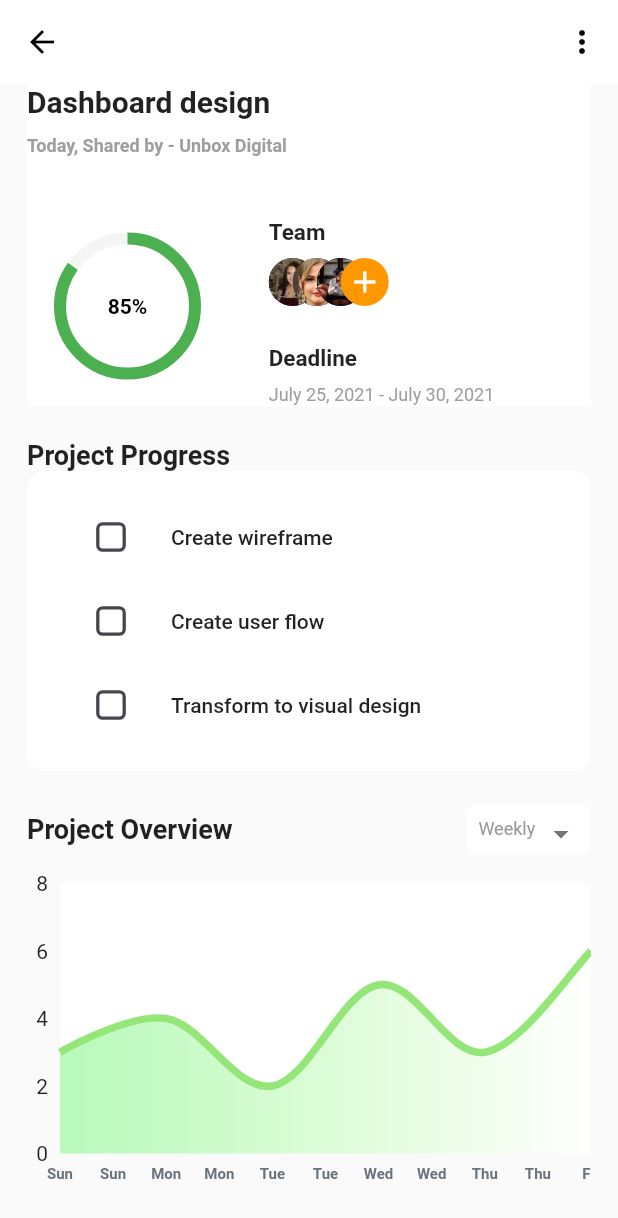
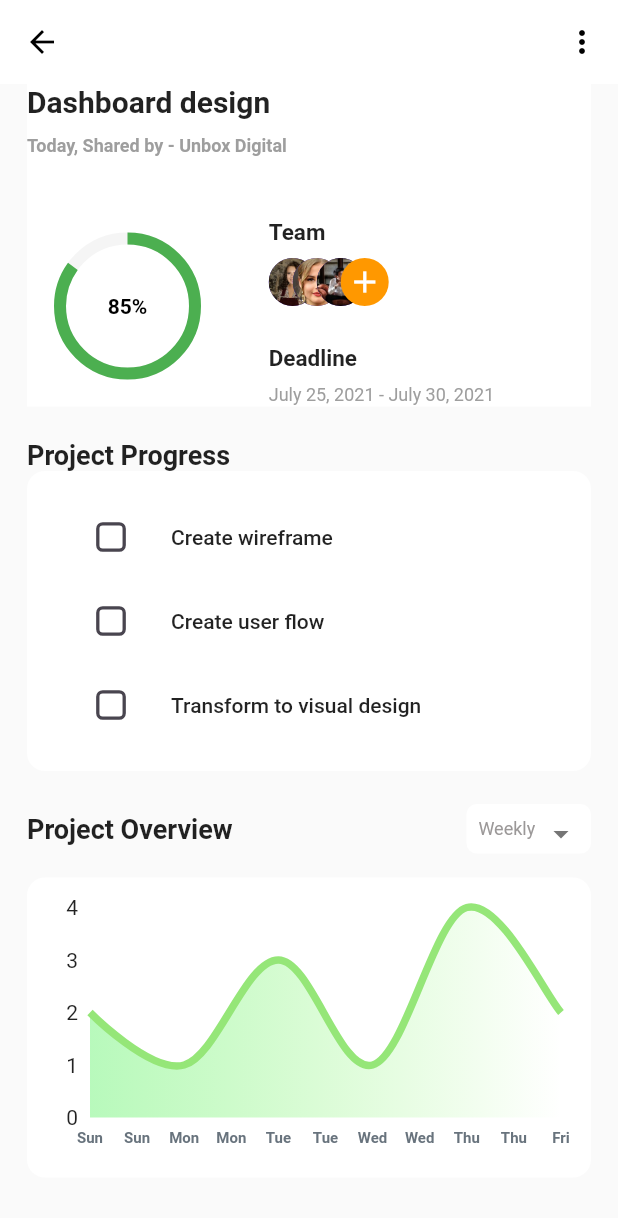
Before and after one commit to sanuponnulli/UI-Experiment-Task-manager, a Flutter app: the Body3 screen opened directly, on a phone screen of 412 x 824 dp. Shown: the top 1218 px of the screen. Run offline on Flutter 3.47's test engine with Material 3 defaults, Android fonts, the phone set to English and light mode, and no system bars; drawn by our look-alikes of fl_chart; our stand-ins replace animated_bottom_navigation_bar, google_fonts; Roboto replaces fonts that are missing (Ubuntu).

Commit message:
Add files via upload

```diff
--- a/lib/body2.dart
+++ b/lib/body2.dart
@@ -57,7 +57,7 @@ class _Body2State extends State<Body2> {
                       ),
                     ),
                     const SizedBox(
-                      height: 30,
+                      height: 10,
                     ),
                     Padding(
                       padding: const EdgeInsets.all(8.0),
--- a/lib/body3.dart
+++ b/lib/body3.dart
@@ -291,16 +291,24 @@ class Chartt extends StatelessWidget {
             )
           ],
         ),
-        const SizedBox(height: 4),
         const SizedBox(height: 16),
         Container(
+          decoration: BoxDecoration(
+            color: Colors.white,
+            // border: Border.all(
+            //     color: Color(
+            //         0xFFCCCCCC)), // Example border color, adjust as needed
+            borderRadius: BorderRadius.circular(12.0),
+          ),
           height: 200,
+          child: Padding(
+            padding: const EdgeInsets.all(20.0),
             child: LineChart(
               LineChartData(
                 minX: 0, // Starting point of the X axis
                 maxX: 5, // Ending point of the X axis, assuming 6 days a week
                 minY: 0, // Starting point of the Y axis
-              maxY: 8, // Ending point of the Y axis, adjust as per your data
+                maxY: 4, // Ending point of the Y axis, adjust as per your data
                 gridData: const FlGridData(show: false), // No grid data
                 titlesData: FlTitlesData(
                   bottomTitles: AxisTitles(
@@ -344,10 +352,10 @@ class Chartt extends StatelessWidget {
                       },
                     ),
                   ),
-                topTitles:
-                    const AxisTitles(sideTitles: SideTitles(showTitles: false)),
-                rightTitles:
-                    const AxisTitles(sideTitles: SideTitles(showTitles: false)),
+                  topTitles: const AxisTitles(
+                      sideTitles: SideTitles(showTitles: false)),
+                  rightTitles: const AxisTitles(
+                      sideTitles: SideTitles(showTitles: false)),
                   leftTitles: const AxisTitles(
                     sideTitles: SideTitles(showTitles: true),
                   ),
@@ -356,12 +364,12 @@ class Chartt extends StatelessWidget {
                 lineBarsData: [
                   LineChartBarData(
                     spots: [
-                    const FlSpot(0, 3),
-                    const FlSpot(1, 4),
-                    const FlSpot(2, 2),
-                    const FlSpot(3, 5),
-                    const FlSpot(4, 3),
-                    const FlSpot(5, 6),
+                      const FlSpot(0, 2),
+                      const FlSpot(1, 1),
+                      const FlSpot(2, 3),
+                      const FlSpot(3, 1),
+                      const FlSpot(4, 4),
+                      const FlSpot(5, 2),
                     ],
                     isCurved: true,
                     color: const Color.fromARGB(255, 149, 230,
@@ -390,6 +398,7 @@ class Chartt extends StatelessWidget {
               ),
             ),
           ),
+        ),
       ],
     );
   }
--- a/lib/main.dart
+++ b/lib/main.dart
@@ -124,6 +124,9 @@ class Body1 extends StatelessWidget {
                               fontWeight: FontWeight.bold,
                             ),
                           ),
+                          SizedBox(
+                            height: 10,
+                          ),
                           Text(
                             'Alex Marconi',
                             style: TextStyle(
@@ -226,146 +229,6 @@ class Body1 extends StatelessWidget {
     );
   }
 }
-
-// class Body1 extends StatelessWidget {
-//   const Body1({
-//     super.key,
-//   });
-
-//   @override
-//   Widget build(BuildContext context) {
-//     return Padding(
-//       padding: const EdgeInsets.all(0.0),
-//       child: Column(
-//         crossAxisAlignment: CrossAxisAlignment.start,
-//         children: [
-//           Container(
-//             color: Colors.white,
-//             child: Padding(
-//               padding: const EdgeInsets.all(8.0),
-//               child: Column(
-//                 crossAxisAlignment: CrossAxisAlignment.start,
-//                 children: [
-//                   const SizedBox(
-//                     height: 8,
-//                   ),
-//                   const Padding(
-//                     padding: EdgeInsets.all(8.0),
-//                     child: Column(
-//                       crossAxisAlignment: CrossAxisAlignment.start,
-//                       children: <Widget>[
-//                         Text(
-//                           'Hello',
-//                           style: TextStyle(
-//                             fontSize: 16,
-//                             color: Color.fromARGB(255, 113, 110, 110),
-//                             fontWeight: FontWeight.bold,
-//                           ),
-//                         ),
-//                         Text(
-//                           'Alex Marconi',
-//                           style: TextStyle(
-//                             fontSize: 24,
-//                             color: Colors.black,
-//                             fontWeight: FontWeight.bold,
-//                           ),
-//                         ),
-//                       ],
-//                     ),
-//                   ),
-//                   const SizedBox(
-//                     height: 22,
-//                   ),
-//                   Column(
-//                     mainAxisAlignment: MainAxisAlignment
-//                         .center, // Centers the rows on the main axis
-//                     children: <Widget>[
-//                       Row(
-//                         mainAxisAlignment: MainAxisAlignment
-//                             .spaceEvenly, // Even spacing between the buttons
-//                         children: <Widget>[
-//                           _buildButton(context, Icons.loop, 'In Progress',
-//                               const Color.fromARGB(255, 249, 190, 101)),
-//                           const SizedBox(
-//                             width: 10,
-//                           ),
-//                           _buildButton(context, Icons.cached, 'Ongoing',
-//                               const Color.fromARGB(255, 111, 134, 248)),
-//                         ],
-//                       ),
-//                       const SizedBox(height: 16), // Spacing between the rows
-//                       Row(
-//                         mainAxisAlignment: MainAxisAlignment
-//                             .spaceEvenly, // Even spacing between the buttons
-//                         children: <Widget>[
-//                           _buildButton(context, Icons.check_circle, 'Completed',
-//                               const Color.fromARGB(255, 98, 217, 102)),
-//                           const SizedBox(
-//                             width: 10,
-//                           ),
-//                           _buildButton(context, Icons.cancel, 'Cancel',
-//                               const Color.fromARGB(255, 252, 100, 66)),
-//                         ],
-//                       ),
-//                     ],
-//                   ),
-//                 ],
-//               ),
-//             ),
-//           ),
-//           const Padding(
-//             padding: EdgeInsets.only(left: 8, right: 8, top: 22.0, bottom: 10),
-//             child: Row(
-//               mainAxisAlignment: MainAxisAlignment.spaceBetween,
-//               children: [
-//                 Text(
-//                   "Daily Task",
-//                   style: TextStyle(fontWeight: FontWeight.bold, fontSize: 20),
-//                 ),
-//                 Text(
-//                   "All Tasks",
-//                   style: TextStyle(
-//                       fontWeight: FontWeight.bold,
-//                       fontSize: 14,
-//                       color: Colors.grey),
-//                 )
-//               ],
-//             ),
-//           ),
-//           Expanded(
-//             child: ListView(
-//               children: [
-//                 CustomListTile(
-//                   valuecolor: kblue,
-//                   leadicon: Icon(
-//                     Icons.check_circle_rounded,
-//                     color: kblue,
-//                   ),
-//                   text: 'DashBoard Design',
-//                 ),
-//                 const CustomListTile(
-//                   valuecolor: Colors.amber,
-//                   leadicon: Icon(
-//                     Icons.check_circle_outline,
-//                   ),
-//                   text: 'App Animation',
-//                 ),
-//                 const CustomListTile(
-//                   valuecolor: Colors.green,
-//                   leadicon: Icon(
-//                     Icons.check_circle_rounded,
-//                     color: Colors.green,
-//                   ),
-//                   text: 'UI/UX Design',
-//                 ),
-//               ],
-//             ),
-//           )
-//         ],
-//       ),
-//     );
-//   }
-// }
 
 class CustomListTile extends StatelessWidget {
   final Color valuecolor;
```
Lines whose indentation alone changed are shown as unchanged.
